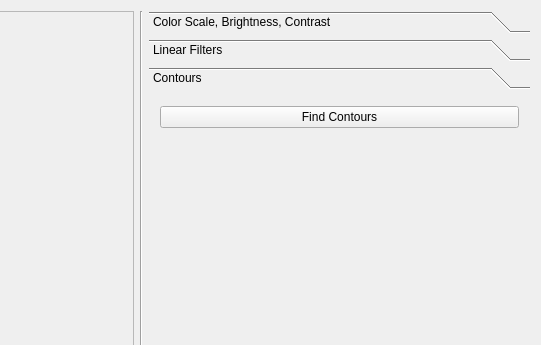
This is software/computer/client/opencv/contour/mainwindow.ui in wercool/valter as Qt 5 draws it before an edit; both pictures show x 259 to 800 and y 0 to 345 of the 800 by 600 pixel window. The edited form follows.
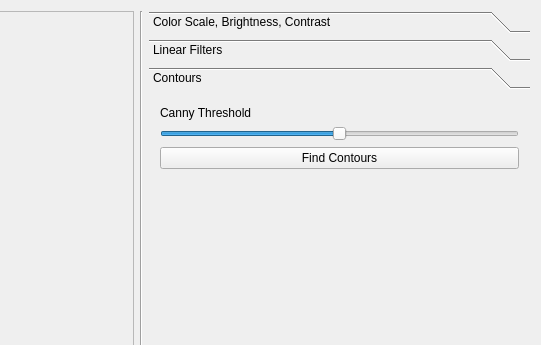
This is the edited form. The open tabs and pages were chosen to show the change.

```diff
--- a/software/computer/client/opencv/contour/mainwindow.ui
+++ b/software/computer/client/opencv/contour/mainwindow.ui
@@ -258,12 +258,40 @@
            </layout>
           </widget>
           <widget class="QWidget" name="page">
+           <property name="geometry">
+            <rect>
+             <x>0</x>
+             <y>0</y>
+             <width>380</width>
+             <height>175</height>
+            </rect>
+           </property>
            <attribute name="label">
             <string>Contours</string>
            </attribute>
            <layout class="QVBoxLayout" name="verticalLayout_8">
             <item>
              <layout class="QVBoxLayout" name="verticalLayout_7">
+              <item>
+               <widget class="QLabel" name="cannyThresholdLabel">
+                <property name="text">
+                 <string>Canny Threshold</string>
+                </property>
+               </widget>
+              </item>
+              <item>
+               <widget class="QSlider" name="cannyThresholdSlider">
+                <property name="maximum">
+                 <number>200</number>
+                </property>
+                <property name="value">
+                 <number>100</number>
+                </property>
+                <property name="orientation">
+                 <enum>Qt::Horizontal</enum>
+                </property>
+               </widget>
+              </item>
               <item>
                <widget class="QPushButton" name="findContoursButton">
                 <property name="text">
```
Left out of the diff: 6 changed lines with no effect on the pictures.
